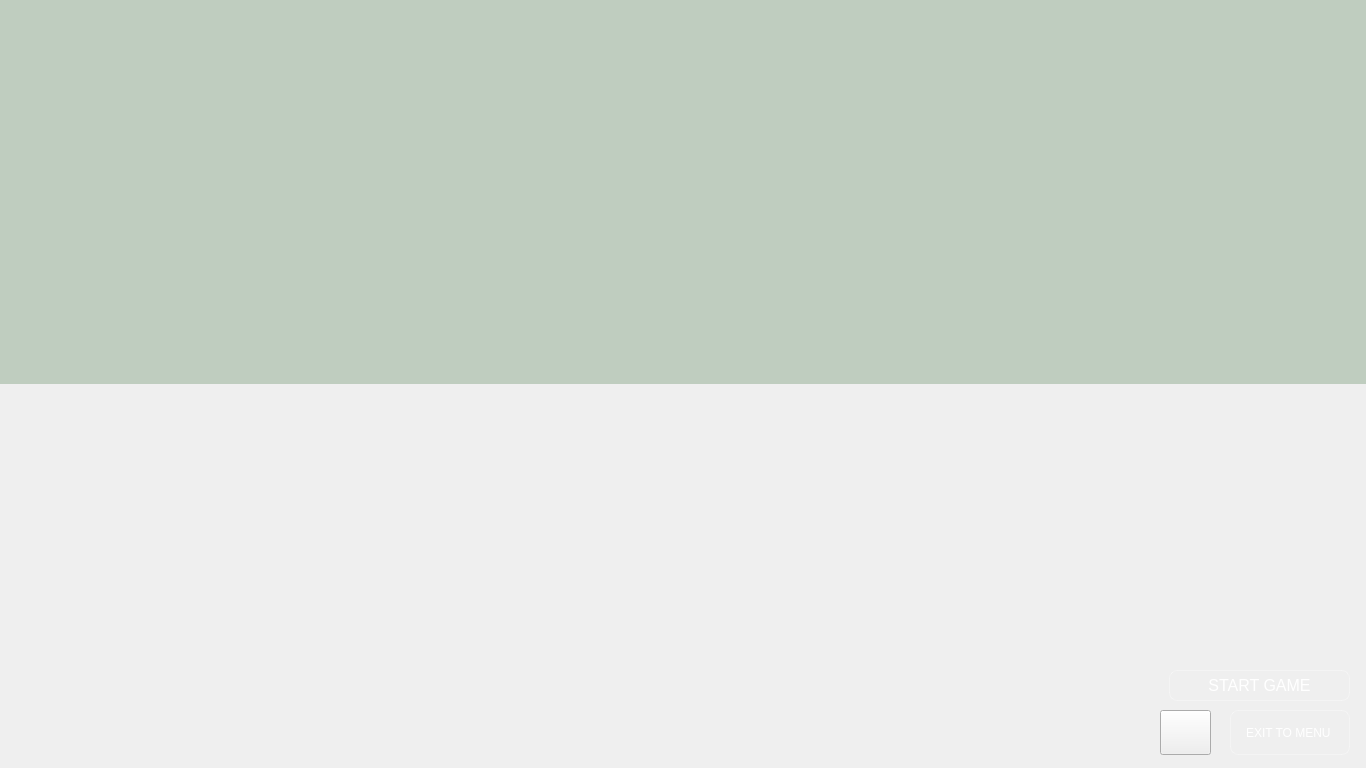
Above: game.ui from BerkeKbskl/BattleSim before the change. Below: the same form after it.
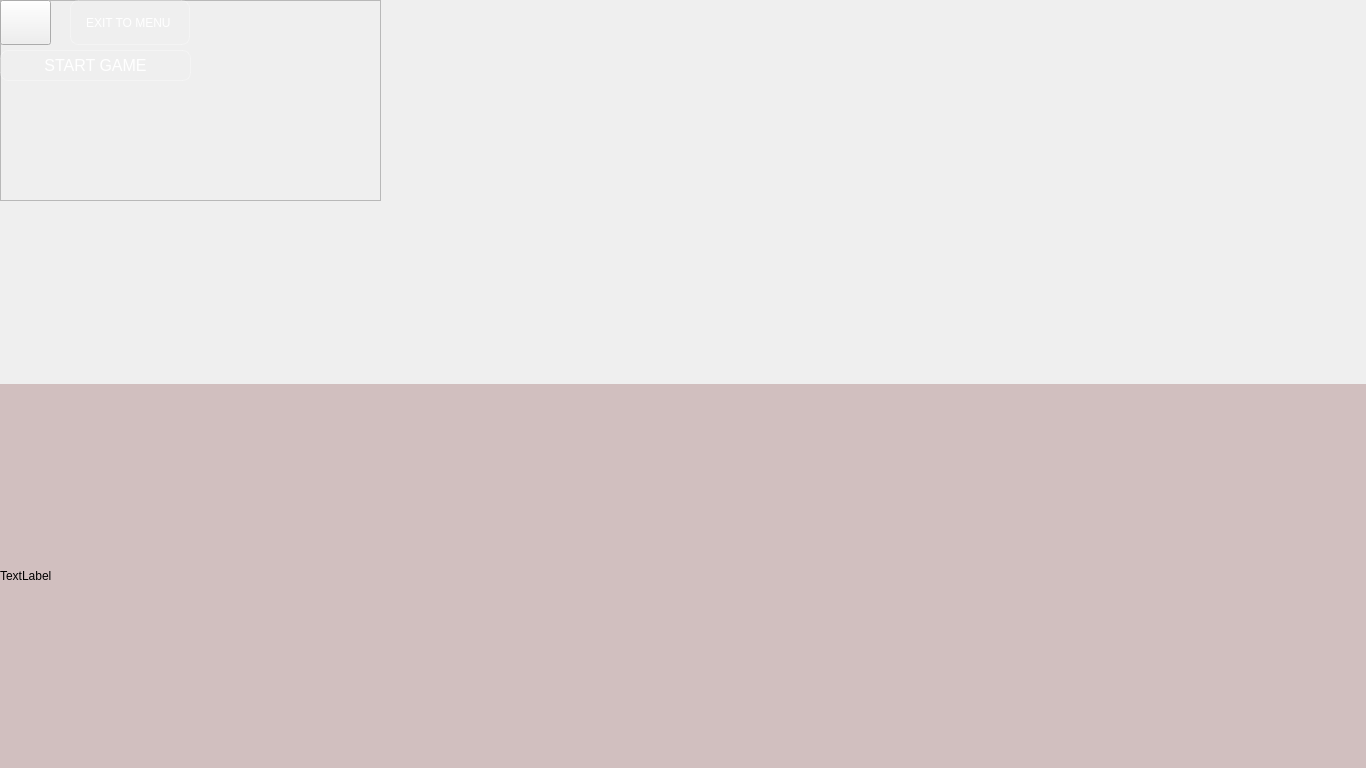
That is the form after the change. The open tabs and pages were chosen to show the change. Icons and pictures are not drawn.

Commit message: Added: settings(game menu)

```diff
--- a/game.ui
+++ b/game.ui
@@ -38,11 +38,43 @@
       <height>0</height>
      </size>
     </property>
+    <widget class="QLabel" name="pauseIcon">
+     <property name="geometry">
+      <rect>
+       <x>483</x>
+       <y>184</y>
+       <width>400</width>
+       <height>400</height>
+      </rect>
+     </property>
+     <property name="styleSheet">
+      <string notr="true">border-image: url(:/images/images/pauseicon.png);
+</string>
+     </property>
+     <property name="text">
+      <string/>
+     </property>
+    </widget>
+    <widget class="QFrame" name="frame">
+     <property name="geometry">
+      <rect>
+       <x>0</x>
+       <y>0</y>
+       <width>381</width>
+       <height>201</height>
+      </rect>
+     </property>
+     <property name="frameShape">
+      <enum>QFrame::StyledPanel</enum>
+     </property>
+     <property name="frameShadow">
+      <enum>QFrame::Raised</enum>
+     </property>
     <widget class="QPushButton" name="pauseConButton">
      <property name="geometry">
       <rect>
-       <x>1160</x>
-       <y>710</y>
+        <x>0</x>
+        <y>0</y>
        <width>51</width>
        <height>45</height>
       </rect>
@@ -65,8 +97,8 @@
     <widget class="QPushButton" name="exitToGMenu">
      <property name="geometry">
       <rect>
-       <x>1230</x>
-       <y>710</y>
+        <x>70</x>
+        <y>0</y>
        <width>120</width>
        <height>45</height>
       </rect>
@@ -88,54 +120,12 @@
       <string>EXIT TO MENU </string>
      </property>
     </widget>
-    <widget class="QLabel" name="info">
-     <property name="enabled">
-      <bool>true</bool>
-     </property>
-     <property name="geometry">
-      <rect>
-       <x>800</x>
-       <y>710</y>
-       <width>351</width>
-       <height>41</height>
-      </rect>
-     </property>
-     <property name="styleSheet">
-      <string notr="true">background-color: rgba(255, 255, 255, 0);</string>
-     </property>
-     <property name="text">
-      <string/>
-     </property>
-     <property name="textFormat">
-      <enum>Qt::PlainText</enum>
-     </property>
-     <property name="wordWrap">
-      <bool>false</bool>
-     </property>
-    </widget>
-    <widget class="QLabel" name="pauseIcon">
-     <property name="geometry">
-      <rect>
-       <x>483</x>
-       <y>184</y>
-       <width>400</width>
-       <height>400</height>
-      </rect>
-     </property>
-     <property name="styleSheet">
-      <string notr="true">border-image: url(:/images/images/pauseicon.png);
-</string>
-     </property>
-     <property name="text">
-      <string/>
-     </property>
-    </widget>
     <widget class="QPushButton" name="startGameButton">
      <property name="geometry">
       <rect>
-       <x>1169</x>
-       <y>670</y>
-       <width>181</width>
+        <x>0</x>
+        <y>50</y>
+        <width>191</width>
        <height>31</height>
       </rect>
      </property>
@@ -161,21 +151,51 @@
       <string>START GAME</string>
      </property>
     </widget>
-    <widget class="QLabel" name="manuelDeployBorder">
+    </widget>
+    <widget class="QLabel" name="restrictedArea">
      <property name="geometry">
       <rect>
        <x>0</x>
-       <y>0</y>
+       <y>384</y>
        <width>1366</width>
        <height>384</height>
       </rect>
      </property>
      <property name="styleSheet">
-      <string notr="true">background-color:rgba(0,70,0,0.2);</string>
+      <string notr="true">background-color:rgba(90,0,0,0.2);</string>
+     </property>
+     <property name="text">
+      <string>TextLabel</string>
+     </property>
+    </widget>
+    <widget class="QLabel" name="info">
+     <property name="enabled">
+      <bool>true</bool>
+     </property>
+     <property name="geometry">
+      <rect>
+       <x>0</x>
+       <y>690</y>
+       <width>351</width>
+       <height>71</height>
+      </rect>
+     </property>
+     <property name="styleSheet">
+      <string notr="true">background-color: rgba(255, 255, 255, 0);
+color:rgb(255,255,255);</string>
      </property>
      <property name="text">
       <string/>
      </property>
+     <property name="textFormat">
+      <enum>Qt::PlainText</enum>
+     </property>
+     <property name="alignment">
+      <set>Qt::AlignLeading|Qt::AlignLeft|Qt::AlignTop</set>
+     </property>
+     <property name="wordWrap">
+      <bool>false</bool>
+     </property>
     </widget>
    </widget>
    <widget class="QWidget" name="page">
```
Left out of the diff: 4 changed lines with no effect on the pictures. Lines whose indentation alone changed are shown as unchanged. The commit also changes 17 other files.
